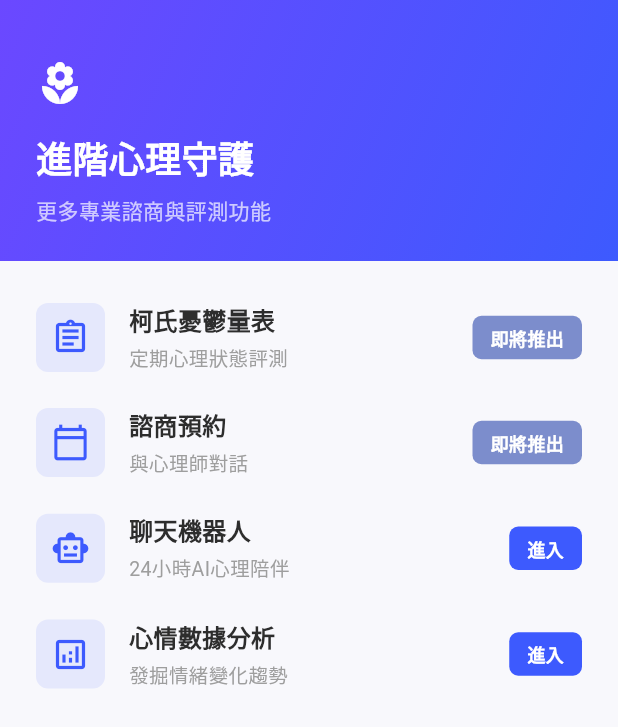
After one commit to c112193147-LI-Dao-en/Guardian-App-Flutter, a Flutter app: the AdvancedGuardianScreen screen opened directly, on a phone screen of 412 x 824 dp. The commit adds this screen. Shown: the top 727 px of the screen. Run offline on Flutter 3.47's test engine with Material 3 defaults, Android fonts, the phone set to English and light mode, and no system bars; our stand-ins replace fl_chart, sqflite; accounts and stored records are empty.

Commit message:
feat: 實作 AI 聊天機器人與 SQLite 歷史對話紀錄功能

```diff
--- /dev/null
+++ b/lib/advanced_guardian_screen.dart
@@ -0,0 +1,181 @@
+import 'package:flutter/material.dart';
+// 👉 1. 補上這兩行，讓它認識新房間
+import 'ai_chatbot_page.dart';
+import 'mood_analysis_page.dart';
+
+class AdvancedGuardianScreen extends StatelessWidget {
+  const AdvancedGuardianScreen({Key? key}) : super(key: key);
+
+  @override
+  Widget build(BuildContext context) {
+    return Scaffold(
+      backgroundColor: const Color(0xFFF8F8FC),
+      body: Column(
+        children: [
+          // ==========================================
+          // 上半部：紫色漸層 Header 區域
+          // ==========================================
+          Container(
+            width: double.infinity,
+            decoration: const BoxDecoration(
+              gradient: LinearGradient(
+                colors: [
+                  Color(0xFF6B48FF),
+                  Color(0xFF3D5AFE),
+                ],
+                begin: Alignment.topLeft,
+                end: Alignment.bottomRight,
+              ),
+            ),
+            child: SafeArea(
+              bottom: false,
+              child: Padding(
+                padding: const EdgeInsets.only(left: 24.0, right: 24.0, top: 40.0, bottom: 24.0),
+                child: Column(
+                  crossAxisAlignment: CrossAxisAlignment.start,
+                  children: const [
+                    Icon(
+                      Icons.local_florist,
+                      color: Colors.white,
+                      size: 32,
+                    ),
+                    SizedBox(height: 16),
+                    Text(
+                      '進階心理守護',
+                      style: TextStyle(
+                        fontSize: 24,
+                        fontWeight: FontWeight.bold,
+                        color: Colors.white,
+                      ),
+                    ),
+                    SizedBox(height: 8),
+                    Text(
+                      '更多專業諮商與評測功能',
+                      style: TextStyle(
+                        fontSize: 14,
+                        color: Colors.white70,
+                      ),
+                    ),
+                  ],
+                ),
+              ),
+            ),
+          ),
+
+          // ==========================================
+          // 下半部：功能列表區域
+          // ==========================================
+          Expanded(
+            child: ListView(
+              padding: const EdgeInsets.only(top: 16.0),
+              children: [
+                _buildFeatureItem(
+                  icon: Icons.assignment_outlined,
+                  title: '柯氏憂鬱量表',
+                  subtitle: '定期心理狀態評測',
+                ),
+                _buildFeatureItem(
+                  icon: Icons.calendar_today_outlined,
+                  title: '諮商預約',
+                  subtitle: '與心理師對話',
+                ),
+                // 👉 2. 補上聊天機器人的跳轉指令
+                _buildFeatureItem(
+                  icon: Icons.smart_toy_outlined,
+                  title: '聊天機器人',
+                  subtitle: '24小時AI心理陪伴',
+                  onTap: () {
+                    Navigator.push(context, MaterialPageRoute(builder: (context) => const AIChatbotPage()));
+                  },
+                ),
+                // 👉 3. 你的心情數據分析跳轉指令
+                _buildFeatureItem(
+                  icon: Icons.analytics_outlined,
+                  title: '心情數據分析',
+                  subtitle: '發掘情緒變化趨勢',
+                  onTap: () {
+                    Navigator.push(context, MaterialPageRoute(builder: (context) => const MoodAnalysisPage()));
+                  },
+                ),
+              ],
+            ),
+          ),
+        ],
+      ),
+    );
+  }
+
+  // ==========================================
+  // 共用 UI 模組升級版！
+  // ==========================================
+  Widget _buildFeatureItem({
+    required IconData icon,
+    required String title,
+    required String subtitle,
+    VoidCallback? onTap, // 👉 4. 讓它學會接收 onTap 參數
+  }) {
+    // 👉 5. 用 GestureDetector 包起來，讓整列都可以點擊
+    return GestureDetector(
+      onTap: onTap,
+      child: Padding(
+        padding: const EdgeInsets.symmetric(horizontal: 24.0, vertical: 12.0),
+        child: Row(
+          children: [
+            Container(
+              padding: const EdgeInsets.all(10),
+              decoration: BoxDecoration(
+                color: const Color(0xFF3D5AFE).withOpacity(0.1),
+                borderRadius: BorderRadius.circular(8),
+              ),
+              child: Icon(
+                icon,
+                color: const Color(0xFF3D5AFE),
+                size: 26,
+              ),
+            ),
+            const SizedBox(width: 16),
+            Expanded(
+              child: Column(
+                crossAxisAlignment: CrossAxisAlignment.start,
+                children: [
+                  Text(
+                    title,
+                    style: const TextStyle(
+                      fontSize: 16,
+                      fontWeight: FontWeight.bold,
+                      color: Color(0xFF2D2D2D),
+                    ),
+                  ),
+                  const SizedBox(height: 4),
+                  Text(
+                    subtitle,
+                    style: const TextStyle(
+                      fontSize: 13,
+                      color: Colors.grey,
+                    ),
+                  ),
+                ],
+              ),
+            ),
+            Container(
+              padding: const EdgeInsets.symmetric(horizontal: 12, vertical: 6),
+              decoration: BoxDecoration(
+                // 如果有 onTap 就變成深藍色，沒有就是淺藍色
+                color: onTap != null ? const Color(0xFF3D5AFE) : const Color(0xFF7C8DCC),
+                borderRadius: BorderRadius.circular(6),
+              ),
+              child: Text(
+                onTap != null ? '進入' : '即將推出', // 👉 6. 聰明的文字切換
+                style: const TextStyle(
+                  color: Colors.white,
+                  fontSize: 12,
+                  fontWeight: FontWeight.bold,
+                ),
+              ),
+            ),
+          ],
+        ),
+      ),
+    );
+  }
+}
--- a/lib/main.dart
+++ b/lib/main.dart
@@ -2,6 +2,9 @@ import 'package:flutter/material.dart';
 import 'package:flutter/services.dart';
 import 'dart:math';
 import 'database_helper.dart';
+import 'ai_chatbot_page.dart';
+import 'mood_analysis_page.dart';
+
 
 void main() async {
   WidgetsFlutterBinding.ensureInitialized();
@@ -80,6 +83,9 @@ class FormattedValueRow extends StatelessWidget {
 // ==========================================
 // 🌟 側邊抽屜選單 (Drawer)
 // ==========================================
+// ==========================================
+// 🌟 側邊抽屜選單 (Drawer) - 已升級版！
+// ==========================================
 class AppDrawer extends StatelessWidget {
   const AppDrawer({super.key});
 
@@ -113,7 +119,7 @@ class AppDrawer extends StatelessWidget {
             title: const Text('柯氏憂鬱量表', style: TextStyle(fontWeight: FontWeight.bold)),
             subtitle: const Text('定期心理狀態評測'),
             trailing: Chip(
-              label: const Text('即將推出', style: TextStyle(fontSize: 10, color: Colors.white)),
+              label: const Text('即將推出', style: TextStyle(fontSize: 15, color: Colors.white)),
               backgroundColor: Colors.indigo.shade300,
               padding: EdgeInsets.zero,
             ),
@@ -127,7 +133,7 @@ class AppDrawer extends StatelessWidget {
             title: const Text('諮商預約', style: TextStyle(fontWeight: FontWeight.bold)),
             subtitle: const Text('與心理師對話'),
             trailing: Chip(
-              label: const Text('即將推出', style: TextStyle(fontSize: 10, color: Colors.white)),
+              label: const Text('即將推出', style: TextStyle(fontSize: 15, color: Colors.white)),
               backgroundColor: Colors.indigo.shade300,
               padding: EdgeInsets.zero,
             ),
@@ -136,12 +142,47 @@ class AppDrawer extends StatelessWidget {
               ScaffoldMessenger.of(context).showSnackBar(const SnackBar(content: Text('諮商預約功能開發中...'), behavior: SnackBarBehavior.floating));
             },
           ),
+
+          // =======================================
+          // 👇 這是為你新加的：聊天機器人
+          // =======================================
+          ListTile(
+            leading: const Icon(Icons.smart_toy_rounded, color: Colors.indigo),
+            title: const Text('聊天機器人', style: TextStyle(fontWeight: FontWeight.bold)),
+            subtitle: const Text('24小時AI心理陪伴'),
+            trailing: const Chip(
+              label: Text('進入', style: TextStyle(fontSize: 15, color: Colors.white)),
+              backgroundColor: Colors.indigo, // 深色代表可點擊
+              padding: EdgeInsets.zero,
+            ),
+            onTap: () {
+              Navigator.pop(context); // 點擊後先自動收起側邊欄
+              Navigator.push(context, MaterialPageRoute(builder: (context) => const AIChatbotPage()));
+            },
+          ),
+
+          // =======================================
+          // 👇 這是為你新加的：心情數據分析
+          // =======================================
+          ListTile(
+            leading: const Icon(Icons.analytics_rounded, color: Colors.indigo),
+            title: const Text('心情數據分析', style: TextStyle(fontWeight: FontWeight.bold)),
+            subtitle: const Text('發掘情緒變化趨勢'),
+            trailing: const Chip(
+              label: Text('進入', style: TextStyle(fontSize: 15, color: Colors.white)),
+              backgroundColor: Colors.indigo,
+              padding: EdgeInsets.zero,
+            ),
+            onTap: () {
+              Navigator.pop(context); // 點擊後先自動收起側邊欄
+              Navigator.push(context, MaterialPageRoute(builder: (context) => const MoodAnalysisPage()));
+            },
+          ),
         ],
       ),
     );
   }
 }
-
 // ==========================================
 // 🌟 主導航控制中樞
 // ==========================================
--- /dev/null
+++ b/lib/mood_analysis_page.dart
@@ -0,0 +1,13 @@
+import 'package:flutter/material.dart';
+
+class MoodAnalysisPage extends StatelessWidget {
+  const MoodAnalysisPage({Key? key}) : super(key: key);
+
+  @override
+  Widget build(BuildContext context) {
+    return Scaffold(
+      appBar: AppBar(title: const Text('心情數據分析')),
+      body: const Center(child: Text('這裡之後會放情緒統計圖表')),
+    );
+  }
+}
--- a/pubspec.yaml
+++ b/pubspec.yaml
@@ -39,6 +39,7 @@ dependencies:
   sqflite: ^2.4.2
   path: ^1.9.1
   fl_chart: ^1.2.0
+  http: ^1.6.0
 
 dev_dependencies:
   flutter_test:
```
Also changed, not shown: lib/ai_chatbot_page.dart (added, +233 -0 lines), lib/database_helper.dart (+24 -2 lines), pubspec.lock.
